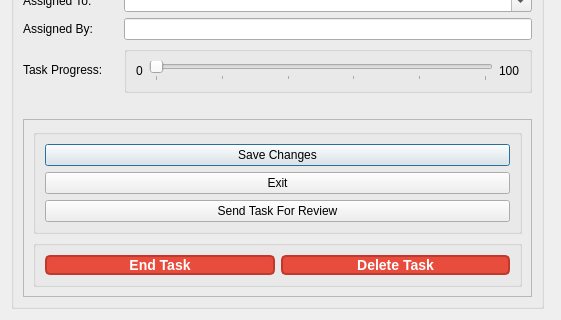
Before: the Qt Designer form ui/viewTaskDialog.ui in yasar12123/Soft27101-PMS, drawn with Qt 5; both pictures show x 0 to 561 and y 356 to 676 of the 561 by 676 pixel window.
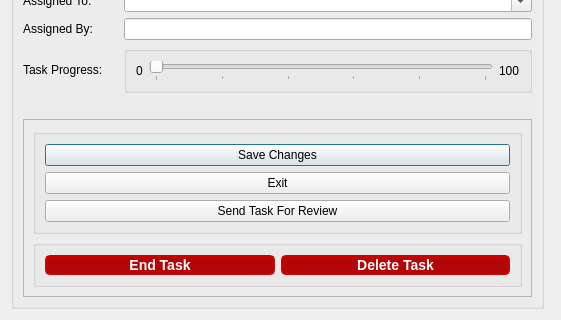
After: the same form once the commit is applied.

Patch:
```diff
--- a/ui/viewTaskDialog.ui
+++ b/ui/viewTaskDialog.ui
@@ -290,9 +290,9 @@
              <widget class="QPushButton" name="closeTaskButton">
               <property name="styleSheet">
                <string notr="true">QPushButton#closeTaskButton {
-    background-color: #e74c3c; /* Red color */
+    background-color: #b30609; 
     color: white;
-    border: 2px solid #c0392b; /* Darker red border */
+    border: 2px solid #d00000; 
     border-radius: 5px;
     font-size: 14px;
     font-weight: bold;
@@ -312,9 +312,9 @@
              <widget class="QPushButton" name="deleteTaskButton">
               <property name="styleSheet">
                <string notr="true">QPushButton#deleteTaskButton {
-    background-color: #e74c3c; /* Red color */
+    background-color: #b30609; 
     color: white;
-    border: 2px solid #c0392b; /* Darker red border */
+    border: 2px solid #d00000; 
     border-radius: 5px;
     font-size: 14px;
     font-weight: bold;
```
Left out of the diff: 6 changed lines with no effect on the pictures.
